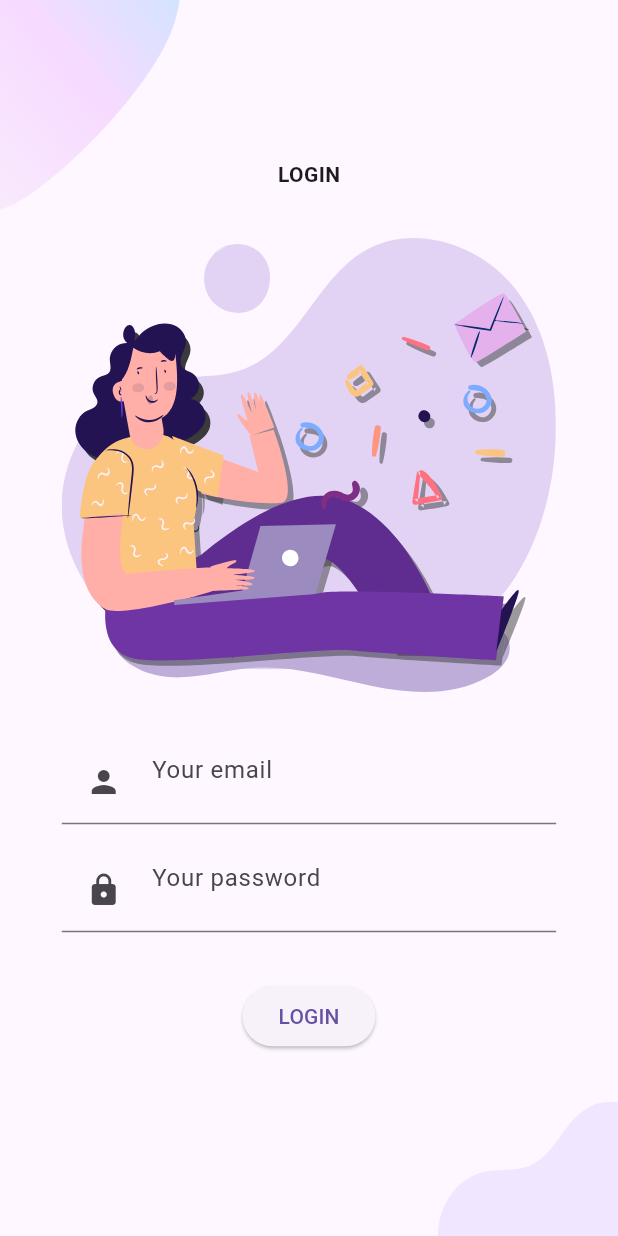
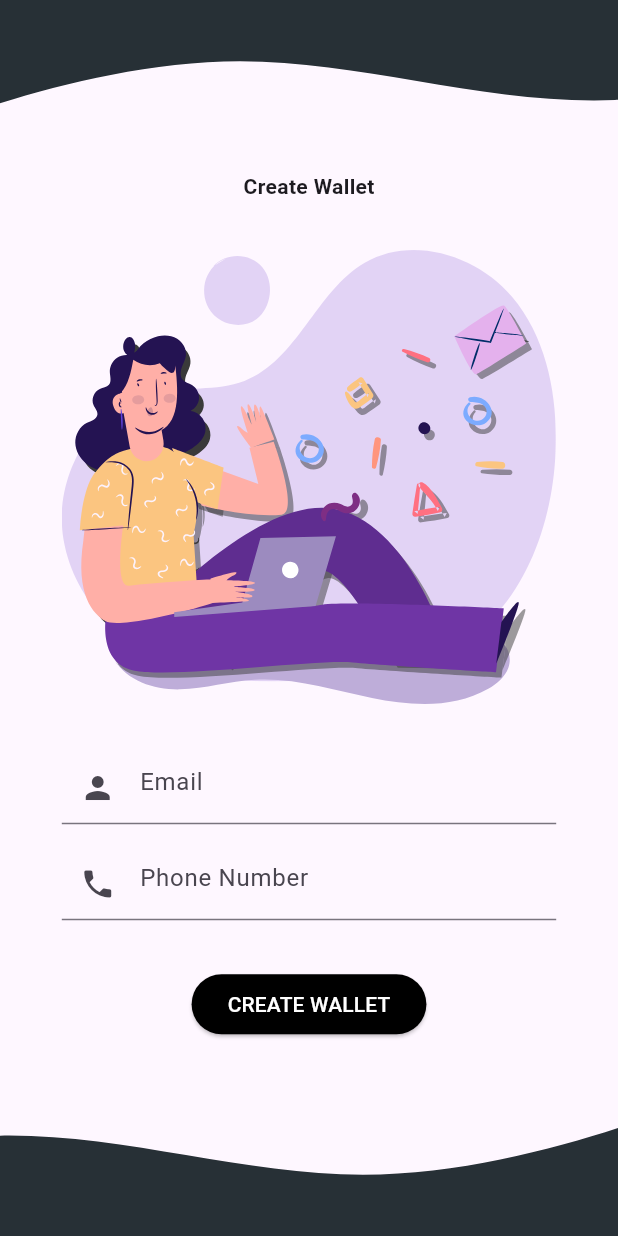
Before and after one commit to Inter-Stellar-Wallet/InterStellar-Vault, a Flutter app: the screen it shows after launch, on a phone screen of 412 x 824 dp. Run offline on Flutter 3.47's test engine with Material 3 defaults, Android fonts, the light colour scheme and no system bars; our stand-ins replace animate_do, bouncing_widget, flutter_advanced_drawer, flutter_mobx, flutter_svg, iconsax and 1 more; missing offline and left inert: align_positioned, pattern_formatter; generated files the repository leaves out were written again.

Commit message:
Create wallet form added

```diff
--- a/lib/constants.dart
+++ b/lib/constants.dart
@@ -1,6 +1,6 @@
 import 'package:flutter/material.dart';
 
-const kPrimaryColor = Color(0xFF6F35A5);
-const kPrimaryLightColor = Color(0xFFF1E6FF);
+const kPrimaryColor = Color.fromARGB(255, 0, 0, 0);
+const kPrimaryLightColor = Color.fromARGB(255, 246, 246, 247);
 
 const double defaultPadding = 16.0;
--- a/lib/pages/login/components/background.dart
+++ b/lib/pages/login/components/background.dart
@@ -1,4 +1,5 @@
 import 'package:flutter/material.dart';
+import 'package:flutter_svg/flutter_svg.dart';
 
 class Background extends StatelessWidget {
   final Widget child;
@@ -8,7 +9,7 @@ class Background extends StatelessWidget {
   const Background({
     Key? key,
     required this.child,
-    this.topImage = "assets/images/main_top.png",
+    this.topImage = "assets/icons/wave.svg",
     this.bottomImage = "assets/images/login_bottom.png",
   }) : super(key: key);
 
@@ -25,18 +26,24 @@ class Background extends StatelessWidget {
             Positioned(
               top: 0,
               left: 0,
-              child: Image.asset(
-                topImage,
-                width: 120,
-              ),
+              child:  Transform.translate(
+                offset: const Offset(-90,-100),
+                child:  Transform.rotate(
+                  angle: 0 * 3.141592653589793 / 180,
+                  child:  SvgPicture.asset(topImage, width: 1000)
+                ),
+              )
             ),
             Positioned(
               bottom: 0,
               right: 0,
-              child: Image.asset(
-                bottomImage,
-                width: 120,
-              ),
+              child: Transform.translate(
+                offset: const Offset(80,100),
+                child:  Transform.rotate(
+                  angle: 180 * 3.141592653589793 / 180,
+                  child:  SvgPicture.asset(topImage, width: 1000)
+                ),
+              )
             ),
             SafeArea(
               child: child,
--- a/lib/pages/login/components/login_form.dart
+++ b/lib/pages/login/components/login_form.dart
@@ -18,9 +18,9 @@ class LoginForm extends StatelessWidget {
             cursorColor: kPrimaryColor,
             onSaved: (email) {},
             decoration: const InputDecoration(
-              hintText: "Your email",
+              hintText: "Email",
               prefixIcon: Padding(
-                padding: EdgeInsets.all(defaultPadding),
+                padding: EdgeInsets.all(0),
                 child: Icon(Icons.person),
               ),
             ),
@@ -28,23 +28,30 @@ class LoginForm extends StatelessWidget {
           Padding(
             padding: const EdgeInsets.symmetric(vertical: defaultPadding),
             child: TextFormField(
+              keyboardType: TextInputType.phone,
               textInputAction: TextInputAction.done,
-              obscureText: true,
+              obscureText: false,
               cursorColor: kPrimaryColor,
               decoration: const InputDecoration(
-                hintText: "Your password",
+                hintText: "Phone Number",
                 prefixIcon: Padding(
-                  padding: EdgeInsets.all(defaultPadding),
-                  child: Icon(Icons.lock),
+                  padding: EdgeInsets.all(0),
+                  child: Icon(Icons.phone),
                 ),
               ),
             ),
           ),
           const SizedBox(height: defaultPadding),
           ElevatedButton(
+            style: ElevatedButton.styleFrom(
+              backgroundColor: Colors.black
+            ),
             onPressed: () {},
             child: Text(
-              "Login".toUpperCase(),
+              "Create Wallet".toUpperCase(),
+              style: const TextStyle(
+                color: Colors.white
+              ),
             ),
           ),
           const SizedBox(height: defaultPadding),
--- a/lib/pages/login/components/login_screen_top_image.dart
+++ b/lib/pages/login/components/login_screen_top_image.dart
@@ -13,7 +13,7 @@ class LoginScreenTopImage extends StatelessWidget {
     return Column(
       children: [
         const Text(
-          "LOGIN",
+          "Create Wallet",
           style: TextStyle(fontWeight: FontWeight.bold),
         ),
         const SizedBox(height: defaultPadding * 2),
```
Also changed, not shown: assets/icons/wave.svg (added).
